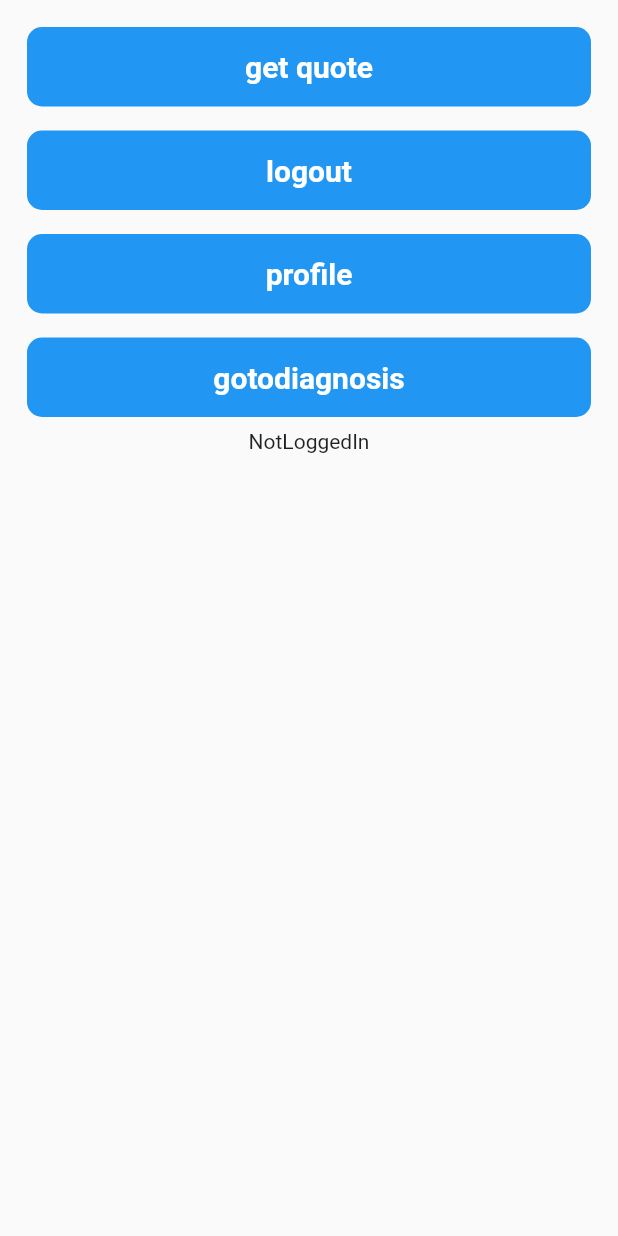
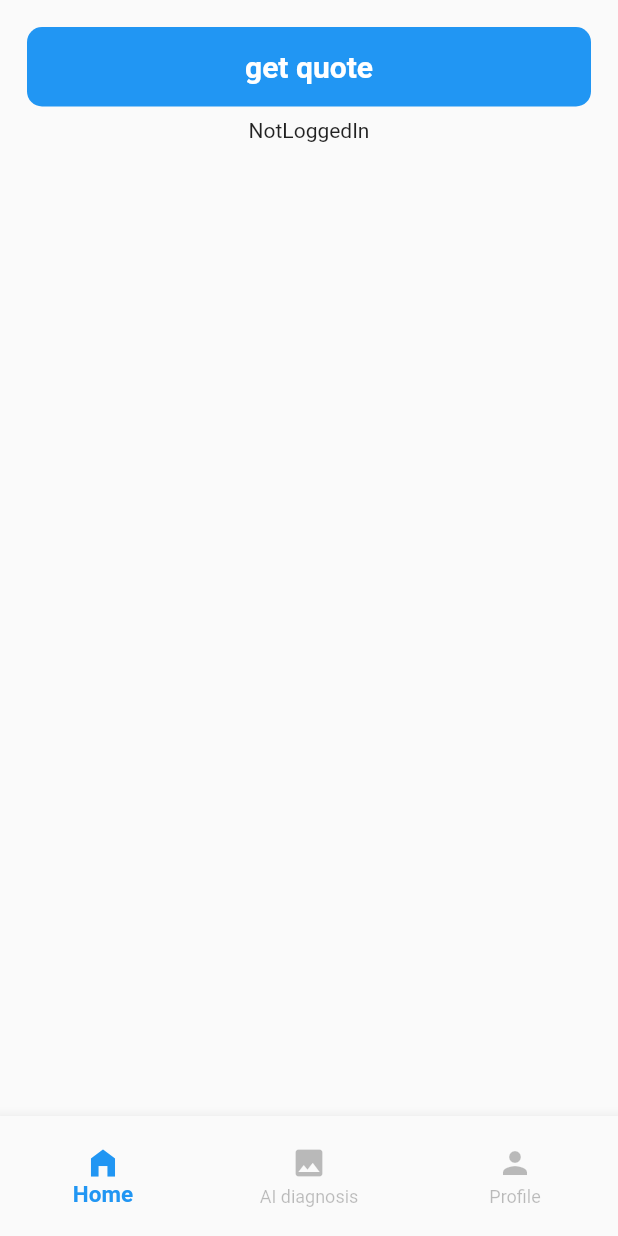
Before and after one commit to IinjyI/Verstand, a Flutter app: the screen it shows after launch, after a tap on "Skip", on a phone screen of 412 x 824 dp. Run offline on Flutter 3.47's test engine with Material 2 defaults, Android fonts, the phone set to English and light mode, and no system bars; our stand-ins replace cloud_firestore, firebase_auth, firebase_core, form_field_validator, image_picker, shared_preferences; accounts and stored records are empty; network calls fail.

Commit message:
added bottom navigation bar

```diff
--- a/lib/Screens/HomeScreen.dart
+++ b/lib/Screens/HomeScreen.dart
@@ -1,15 +1,11 @@
 import 'package:cloud_firestore/cloud_firestore.dart';
 import 'package:flutter/material.dart';
 import 'package:verstand/Functions/DBandAuth/database.dart';
-import 'package:verstand/Screens/AIDiagnosisScreen.dart';
-import 'package:verstand/Screens/ProfileScreen.dart';
 
 import '../CustomWidgets/CustomButton.dart';
 import '../CustomWidgets/CustomHistoryItem.dart';
-import '../Functions/DBandAuth/firebaseAuth.dart';
 import '../Functions/DBandAuth/sharedPrefs.dart';
 import '../Functions/SYSandAPI/getQuote.dart';
-import 'WelcomeScreen.dart';
 
 class HomeScreen extends StatelessWidget {
   HomeScreen({Key? key}) : super(key: key);
@@ -65,29 +61,6 @@ class _HomeState extends State<Home> {
                   color: Colors.black,
                 ),
               ),
-        CustomButton(
-          text: "logout",
-          function: () async {
-            signOut();
-            Navigator.pushReplacementNamed(context, WelcomeScreen.id);
-            setState(() {});
-          },
-        ),
-        CustomButton(
-          text: "profile",
-          function: () {
-            Navigator.pushNamed(context, ProfileScreen.id);
-            setState(() {});
-          },
-        ),
-        CustomButton(
-          text: "gotodiagnosis",
-          function: () async {
-            signOut();
-            Navigator.pushNamed(context, AIDiagnosisScreen.id);
-            setState(() {});
-          },
-        ),
         Text(
           loggedInUser!,
         ),
--- /dev/null
+++ b/lib/Screens/NavBottomBar.dart
@@ -0,0 +1,46 @@
+import 'package:flutter/material.dart';
+import 'package:verstand/Screens/AIDiagnosisScreen.dart';
+import 'package:verstand/Screens/HomeScreen.dart';
+import 'package:verstand/Screens/ProfileScreen.dart';
+
+class NavBottomBar extends StatefulWidget {
+  const NavBottomBar({Key? key}) : super(key: key);
+  static const String id = 'NavBottomBar';
+  @override
+  State<NavBottomBar> createState() => _NavBottomBarState();
+}
+
+class _NavBottomBarState extends State<NavBottomBar> {
+  int _selectedIndex = 0;
+  final _screens = [HomeScreen(), AIDiagnosisScreen(), ProfileScreen()];
+  @override
+  Widget build(BuildContext context) {
+    return Scaffold(
+      backgroundColor: Colors.white,
+      body: _screens[_selectedIndex],
+      bottomNavigationBar: Container(
+        height: 80,
+        child: BottomNavigationBar(
+          type: BottomNavigationBarType.fixed,
+          selectedItemColor: Colors.blue,
+          unselectedItemColor: Colors.black26,
+          selectedLabelStyle:
+              TextStyle(fontWeight: FontWeight.bold, fontSize: 15),
+          currentIndex: _selectedIndex,
+          onTap: (index) {
+            setState(() {
+              _selectedIndex = index;
+            });
+          },
+          items: [
+            BottomNavigationBarItem(
+                icon: Icon(Icons.home_filled), label: 'Home'),
+            BottomNavigationBarItem(
+                icon: Icon(Icons.image), label: 'AI diagnosis'),
+            BottomNavigationBarItem(icon: Icon(Icons.person), label: 'Profile'),
+          ],
+        ),
+      ),
+    );
+  }
+}
--- a/lib/Screens/SigninScreen.dart
+++ b/lib/Screens/SigninScreen.dart
@@ -3,6 +3,7 @@ import 'package:form_field_validator/form_field_validator.dart';
 import 'package:provider/provider.dart';
 import 'package:verstand/Functions/DBandAuth/database.dart';
 import 'package:verstand/Screens/HomeScreen.dart';
+import 'package:verstand/Screens/NavBottomBar.dart';
 import '../CustomWidgets/CustomButton.dart';
 import '../CustomWidgets/CustomTextField.dart';
 import '../Functions/DBandAuth/firebaseAuth.dart';
@@ -101,7 +102,7 @@ class Signin extends StatelessWidget {
                                         await getUsername(_email.text));
                                     getLoggedInUser();
                                     Navigator.pushReplacementNamed(
-                                        context, HomeScreen.id);
+                                        context, NavBottomBar.id);
                                   }
                                 });
                               }
--- a/lib/Screens/SignupScreen.dart
+++ b/lib/Screens/SignupScreen.dart
@@ -1,6 +1,7 @@
 import 'package:flutter/material.dart';
 import 'package:form_field_validator/form_field_validator.dart';
 import 'package:provider/provider.dart';
+import 'package:verstand/Screens/NavBottomBar.dart';
 
 import '../CustomWidgets/CustomButton.dart';
 import '../CustomWidgets/CustomSnackBar.dart';
@@ -131,7 +132,7 @@ class Signup extends StatelessWidget {
                                 getLoggedInUser();
 
                                 Navigator.pushReplacementNamed(
-                                    context, HomeScreen.id);
+                                    context, NavBottomBar.id);
                                 Provider.of<SignProvider>(context,
                                         listen: false)
                                     .signed();
--- a/lib/Screens/WelcomeScreen.dart
+++ b/lib/Screens/WelcomeScreen.dart
@@ -1,5 +1,5 @@
 import 'package:flutter/material.dart';
-import 'package:verstand/Screens/HomeScreen.dart';
+import 'package:verstand/Screens/NavBottomBar.dart';
 
 import 'package:verstand/Screens/SigninScreen.dart';
 import 'package:verstand/Screens/SignupScreen.dart';
@@ -41,7 +41,7 @@ class Welcome extends StatelessWidget {
             alignment: Alignment.centerRight,
             child: TextButton(
               onPressed: () {
-                Navigator.of(context).pushNamed(HomeScreen.id);
+                Navigator.of(context).pushReplacementNamed(NavBottomBar.id);
               },
               child: const Text(
                 "Skip",
--- a/lib/main.dart
+++ b/lib/main.dart
@@ -1,6 +1,7 @@
 import 'package:firebase_core/firebase_core.dart';
 import 'package:flutter/material.dart';
 import 'Functions/DBandAuth/sharedPrefs.dart';
+import 'Screens/NavBottomBar.dart';
 import 'Screens/WelcomeScreen.dart';
 import 'Screens/SigninScreen.dart';
 import 'Screens/SignupScreen.dart';
@@ -34,10 +35,11 @@ class MyApp extends StatelessWidget {
         SigninScreen.id: (context) => SigninScreen(),
         HomeScreen.id: (context) => HomeScreen(),
         AIDiagnosisScreen.id: (context) => AIDiagnosisScreen(),
-        ProfileScreen.id: (context) => ProfileScreen()
+        ProfileScreen.id: (context) => ProfileScreen(),
+        NavBottomBar.id: (context) => NavBottomBar()
       },
       initialRoute:
-          loggedInUser == "NotLoggedIn" ? WelcomeScreen.id : HomeScreen.id,
+          loggedInUser == "NotLoggedIn" ? WelcomeScreen.id : NavBottomBar.id,
     );
   }
 }
```
Also changed, not shown: lib/Screens/ProfileScreen.dart (+25 -2 lines).
